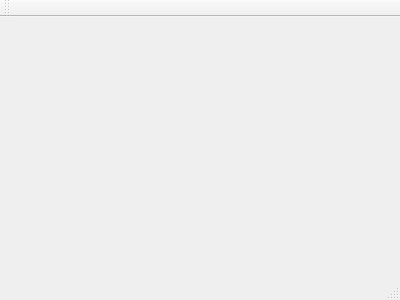
Above: MainApp/mainwindow.ui from avikulin/QTCouchBaseLib before the change. Below: the same form after it.
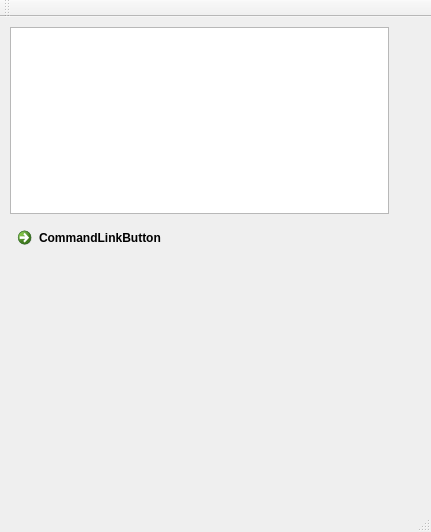
That is the form after the change.

Commit message: Add custom exception class (CouchBaseException).

Patch:
```diff
--- a/MainApp/mainwindow.ui
+++ b/MainApp/mainwindow.ui
@@ -1,24 +1,62 @@
 <ui version="4.0">
  <class>MainWindow</class>
- <widget class="QMainWindow" name="MainWindow" >
-  <property name="geometry" >
+ <widget class="QMainWindow" name="MainWindow">
+  <property name="geometry">
    <rect>
     <x>0</x>
     <y>0</y>
-    <width>400</width>
-    <height>300</height>
+    <width>431</width>
+    <height>532</height>
    </rect>
   </property>
   <property name="windowTitle" >
    <string>MainWindow</string>
   </property>
-  <widget class="QMenuBar" name="menuBar" />
-  <widget class="QToolBar" name="mainToolBar" />
-  <widget class="QWidget" name="centralWidget" />
-  <widget class="QStatusBar" name="statusBar" />
+  <widget class="QWidget" name="centralWidget">
+   <widget class="QWidget" name="verticalLayoutWidget">
+    <property name="geometry">
+     <rect>
+      <x>-1</x>
+      <y>-1</y>
+      <width>401</width>
+      <height>251</height>
+     </rect>
+    </property>
+    <layout class="QVBoxLayout" name="verticalLayout">
+     <item>
+      <widget class="QListView" name="listView"/>
+     </item>
+     <item>
+      <widget class="QCommandLinkButton" name="commandLinkButton">
+       <property name="text">
+        <string>CommandLinkButton</string>
+       </property>
+      </widget>
+     </item>
+    </layout>
+   </widget>
+  </widget>
+  <widget class="QMenuBar" name="menuBar">
+   <property name="geometry">
+    <rect>
+     <x>0</x>
+     <y>0</y>
+     <width>431</width>
+     <height>21</height>
+    </rect>
+   </property>
+  </widget>
+  <widget class="QToolBar" name="mainToolBar">
+   <attribute name="toolBarArea">
+    <enum>TopToolBarArea</enum>
+   </attribute>
+   <attribute name="toolBarBreak">
+    <bool>false</bool>
+   </attribute>
+  </widget>
+  <widget class="QStatusBar" name="statusBar"/>
  </widget>
- <layoutDefault spacing="6" margin="11" />
- <pixmapfunction></pixmapfunction>
+ <layoutdefault spacing="6" margin="11"/>
  <resources/>
  <connections/>
 </ui>
```
Left out of the diff: 3 changed lines with no effect on the pictures. The commit also changes 48 other files.
